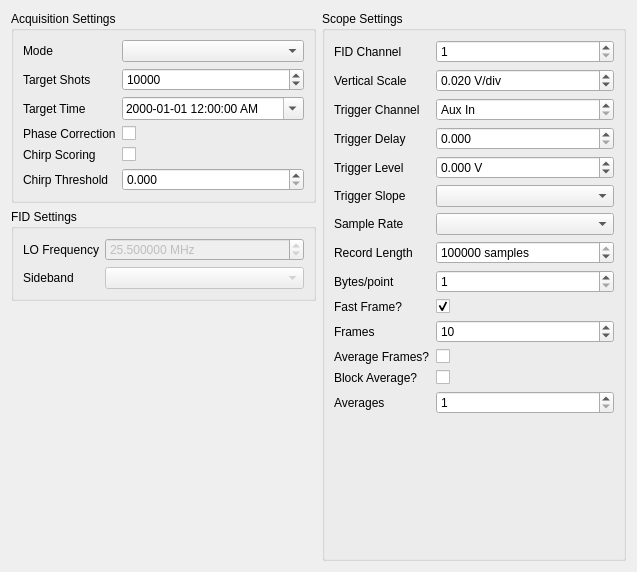
Above: ftmwconfigwidget.ui from kncrabtree/blackchirp before the change. Below: the same form after it.
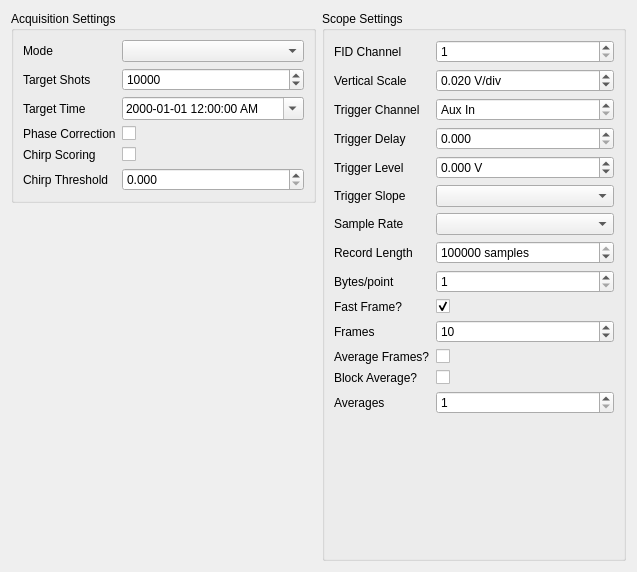
That is the form after the change.

```diff
--- a/ftmwconfigwidget.ui
+++ b/ftmwconfigwidget.ui
@@ -136,67 +136,6 @@
          </layout>
         </widget>
        </item>
-       <item>
-        <widget class="QGroupBox" name="fidSettingsBox">
-         <property name="toolTip">
-          <string/>
-         </property>
-         <property name="title">
-          <string>FID Settings</string>
-         </property>
-         <layout class="QFormLayout" name="formLayout_3">
-          <property name="fieldGrowthPolicy">
-           <enum>QFormLayout::AllNonFixedFieldsGrow</enum>
-          </property>
-          <item row="0" column="0">
-           <widget class="QLabel" name="loFrequencyLabel">
-            <property name="text">
-             <string>LO Frequency</string>
-            </property>
-           </widget>
-          </item>
-          <item row="0" column="1">
-           <widget class="QDoubleSpinBox" name="loFrequencyDoubleSpinBox">
-            <property name="enabled">
-             <bool>false</bool>
-            </property>
-            <property name="toolTip">
-             <string>Oscillator frequency in downconversion chain.</string>
-            </property>
-            <property name="suffix">
-             <string> MHz</string>
-            </property>
-            <property name="decimals">
-             <number>6</number>
-            </property>
-            <property name="maximum">
-             <double>10000000.000000000000000</double>
-            </property>
-            <property name="value">
-             <double>25.500000000000000</double>
-            </property>
-           </widget>
-          </item>
-          <item row="1" column="0">
-           <widget class="QLabel" name="sidebandLabel">
-            <property name="text">
-             <string>Sideband</string>
-            </property>
-           </widget>
-          </item>
-          <item row="1" column="1">
-           <widget class="QComboBox" name="sidebandComboBox">
-            <property name="enabled">
-             <bool>false</bool>
-            </property>
-            <property name="toolTip">
-             <string>Sideband for downconversion chain</string>
-            </property>
-           </widget>
-          </item>
-         </layout>
-        </widget>
-       </item>
        <item>
         <spacer name="verticalSpacer_2">
          <property name="orientation">
```
Left out of the diff: 2 changed lines with no effect on the pictures.
